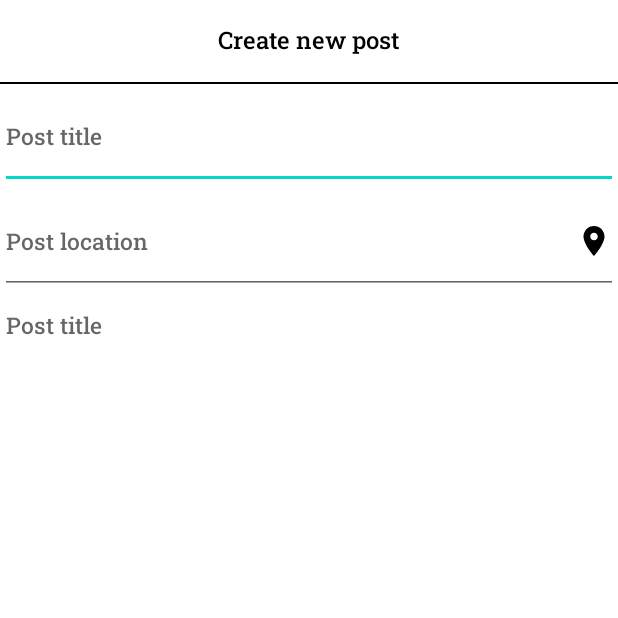
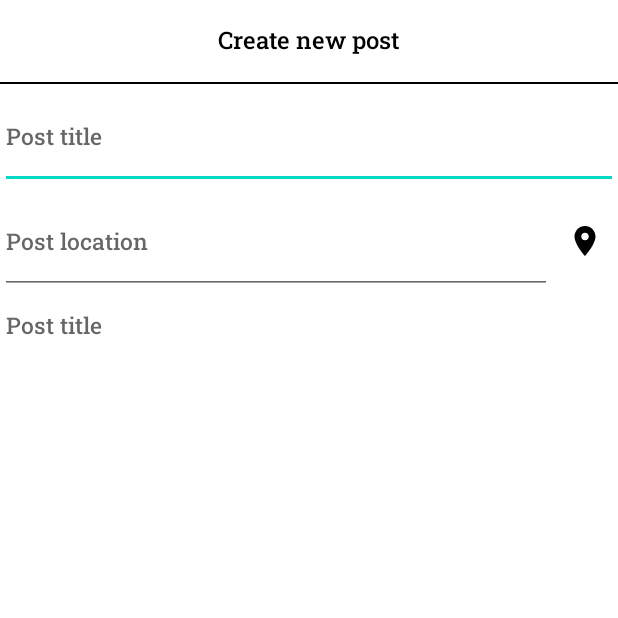
Before and after one commit to datdo7549/travel_app, an Android app: the CreatePostActivity screen opened directly, with no data from a screen before it, on a phone screen of 412 x 824 dp, the top half of it. Run offline under Robolectric (Android 15) with nearby library versions, the phone set to English and light mode, and no system bars.

Commit message:
TA10 Handle choose location

```diff
--- a/app/build.gradle
+++ b/app/build.gradle
@@ -38,6 +38,7 @@ android {
 }
 
 dependencies {
+    implementation 'com.google.android.gms:play-services-maps:18.1.0'
     def nav_version = "2.5.2"
 
     implementation 'androidx.appcompat:appcompat:1.5.1'
--- a/app/src/main/java/com/example/travel_app/CreatePostActivity.java
+++ b/app/src/main/java/com/example/travel_app/CreatePostActivity.java
@@ -15,6 +15,12 @@ public class CreatePostActivity extends AppCompatActivity {
         super.onCreate(savedInstanceState);
         binding = ActivityCreatePostBinding.inflate(getLayoutInflater());
         setContentView(binding.getRoot());
+
+        initView();
+    }
+
+    private void initView() {
+        binding.btnChooseLocation.setOnClickListener(v -> ChooseLocationActivity.start(this));
     }
 
     public static void start(Context context) {
--- a/app/src/main/res/layout/activity_create_post.xml
+++ b/app/src/main/res/layout/activity_create_post.xml
@@ -24,16 +24,31 @@
         android:fontFamily="@font/roboto_slab_medium"
         app:layout_constraintTop_toBottomOf="@+id/tool_bar"/>
 
-    <androidx.appcompat.widget.AppCompatEditText
-        android:id="@+id/edit_text_post_address"
+
+    <androidx.appcompat.widget.LinearLayoutCompat
+        android:id="@+id/ln_edit_text_post_address"
         android:layout_width="match_parent"
-        android:layout_height="70dp"
-        android:hint="@string/text_post_location"
-        android:textColor="@color/black"
-        android:textSize="15sp"
-        android:fontFamily="@font/roboto_slab_medium"
-        android:drawableRight="@drawable/ic_location"
-        app:layout_constraintTop_toBottomOf="@+id/edit_text_post_title"/>
+        android:layout_height="wrap_content"
+        android:orientation="horizontal"
+        app:layout_constraintTop_toBottomOf="@+id/edit_text_post_title">
+        <androidx.appcompat.widget.AppCompatEditText
+            android:id="@+id/edit_text_post_address"
+            android:layout_width="0dp"
+            android:layout_height="70dp"
+            android:layout_weight="1"
+            android:hint="@string/text_post_location"
+            android:textColor="@color/black"
+            android:textSize="15sp"
+            android:fontFamily="@font/roboto_slab_medium"/>
+
+        <androidx.appcompat.widget.AppCompatImageView
+            android:id="@+id/btn_choose_location"
+            android:layout_width="wrap_content"
+            android:layout_height="wrap_content"
+            android:layout_marginHorizontal="10dp"
+            android:src="@drawable/ic_location"
+            android:layout_gravity="center"/>
+    </androidx.appcompat.widget.LinearLayoutCompat>
 
     <androidx.appcompat.widget.AppCompatEditText
         android:id="@+id/edit_text_post_description"
@@ -44,7 +59,7 @@
         android:textSize="15sp"
         android:gravity="top"
         android:fontFamily="@font/roboto_slab_medium"
-        app:layout_constraintTop_toBottomOf="@+id/edit_text_post_address"
+        app:layout_constraintTop_toBottomOf="@+id/ln_edit_text_post_address"
         app:layout_constraintBottom_toTopOf="@id/btn_create_post"/>
 
     <androidx.appcompat.widget.AppCompatButton
```
Also changed, not shown: app/src/main/AndroidManifest.xml (+13 -2 lines), app/src/main/java/com/example/travel_app/ChooseLocationActivity.java (added, +27 -0 lines), app/src/main/java/com/example/travel_app/feature/map/MyMapFragment.java (added, +46 -0 lines), app/src/main/res/layout/activity_choose_location.xml (added, +17 -0 lines), app/src/main/res/layout/fragment_my_map.xml (added, +14 -0 lines).
